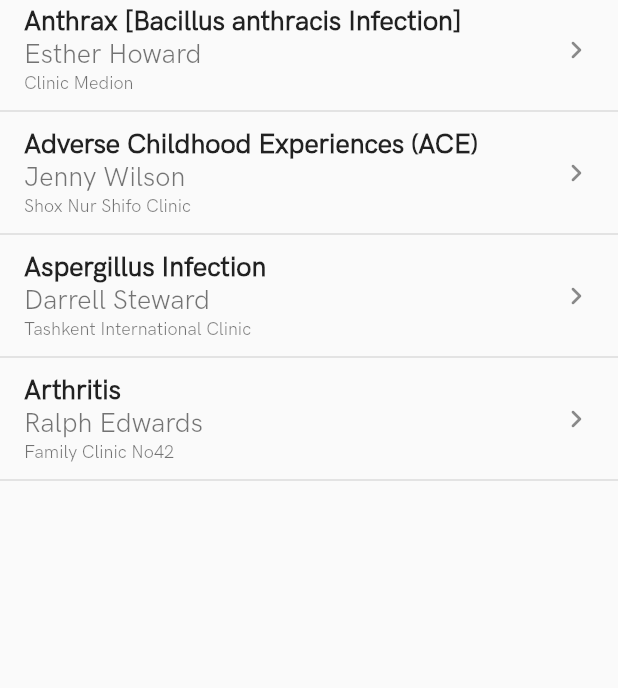
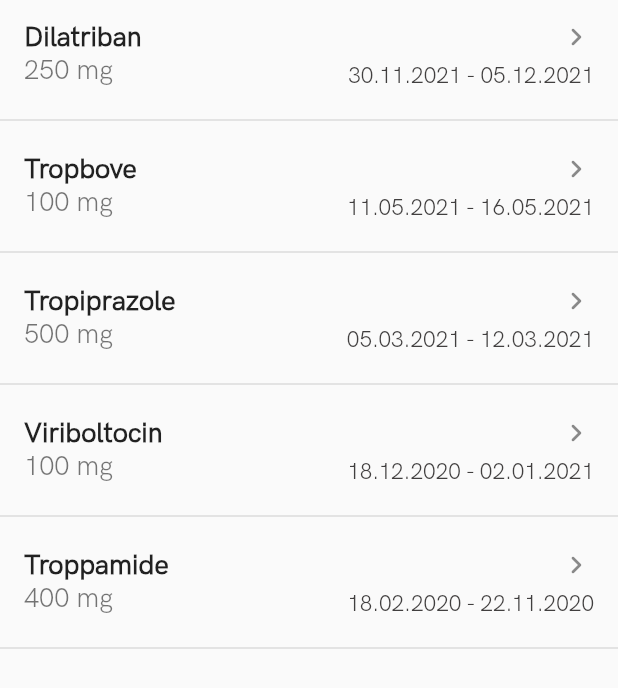
Before and after one commit to ilyosyusuf/e-med, a Flutter app: the screen it shows after launch, on a phone screen of 412 x 824 dp. Shown: the top 688 px of the screen. Run offline on Flutter 3.47's test engine with Material 2 defaults, Android fonts, the phone set to English and light mode, and no system bars; our stand-ins replace bloc, connectivity_plus, dropdown_button2, flutter_bloc, flutter_svg, get_storage and 1 more; project files that could hold a hidden picture were left out.

Commit message:
drug history page and listtile were added

```diff
--- a/lib/main.dart
+++ b/lib/main.dart
@@ -3,6 +3,7 @@ import 'package:emed/config/routes/page_routes.dart';
 import 'package:emed/config/themes/main_theme.dart';
 import 'package:emed/screens/home/view/pages/syringe/current_treatment.dart';
 import 'package:emed/screens/home/view/mainview/main_home_view.dart';
+import 'package:emed/screens/home/view/pages/syringe/drug_history.dart';
 import 'package:emed/screens/home/view/pages/syringe/medical_history.dart';
 import 'package:emed/screens/home/view/pages/syringe_view.dart';
 import 'package:emed/widgets/buttons/drop_dow_button.dart';
@@ -24,7 +25,7 @@ class MyApp extends StatelessWidget {
       theme: MainTheme.apptheme,
       navigatorKey: NavigationService.instance.navigatorKey,
 
-      home: MedicalHistory()
+      home: DrugHistory(),
       // initialRoute: '/mainauthview',
       // onGenerateRoute: MyRoute.instance.onGenerateRoute,
     );
--- /dev/null
+++ b/lib/screens/home/view/pages/syringe/drug_history.dart
@@ -0,0 +1,28 @@
+import 'package:emed/widgets/listtilewidgets/drug_list_tile.dart';
+import 'package:flutter/material.dart';
+
+class DrugHistory extends StatelessWidget {
+  const DrugHistory({Key? key}) : super(key: key);
+
+  @override
+  Widget build(BuildContext context) {
+    return Scaffold(
+      // Drug history
+        body: SafeArea(
+          child: Column(
+              children: [
+          Expanded(
+              child: Column(
+                children: [
+                  DrugListTileWidget(title: "Dilatriban", mg: "250 mg", fromdo: "30.11.2021 - 05.12.2021",),
+                  DrugListTileWidget(title: "Tropbove", mg: "100 mg", fromdo: "11.05.2021 - 16.05.2021",),
+                  DrugListTileWidget(title: "Tropiprazole", mg: "500 mg", fromdo: "05.03.2021 - 12.03.2021",),
+                  DrugListTileWidget(title: "Viriboltocin", mg: "100 mg", fromdo: "18.12.2020 - 02.01.2021",),
+                  DrugListTileWidget(title: "Troppamide", mg: "400 mg", fromdo: "18.02.2020 - 22.11.2020",),
+                ],
+              ))
+              ],
+            ),
+        ));
+  }
+}
--- a/lib/screens/home/view/pages/syringe/treatment_details.dart
+++ b/lib/screens/home/view/pages/syringe/treatment_details.dart
@@ -2,7 +2,7 @@ import 'package:emed/core/constants/font/font_style.dart';
 import 'package:emed/core/extensions/context_extension.dart';
 import 'package:emed/widgets/appbar/app_bar_widget.dart';
 import 'package:emed/widgets/buttons/back_button.dart';
-import 'package:emed/widgets/listtilewidgets/drug_list_tile_widget.dart';
+import 'package:emed/widgets/listtilewidgets/more_list_tile_widget.dart';
 import 'package:flutter/material.dart';
 
 class TreatmentDetailsView extends StatelessWidget {
@@ -74,15 +74,15 @@ class TreatmentDetailsView extends StatelessWidget {
                                 style: FStyles.headline3blue),
                             SizedBox(height: context.h * 0.03),
                             Text("Drugs being taken"),
-                            DrugListTileWidget(
+                            MoreListTileWidget(
                               title: "Salicylic",
                               mg: "150 mg",
                             ),
-                            DrugListTileWidget(
+                            MoreListTileWidget(
                               title: "Calcipotriol",
                               mg: "500 mg",
                             ),
-                            DrugListTileWidget(
+                            MoreListTileWidget(
                               title: "Tazorac",
                               mg: "100 mg",
                             ),
--- /dev/null
+++ b/lib/widgets/listtilewidgets/drug_list_tile.dart
@@ -0,0 +1,46 @@
+import 'package:emed/core/constants/font/font_style.dart';
+import 'package:flutter/material.dart';
+
+class DrugListTileWidget extends StatelessWidget {
+  String? title;
+  String? mg;
+  String? fromdo;
+  DrugListTileWidget({
+    Key? key,
+    this.title,
+    this.mg,
+    this.fromdo,
+  }) : super(key: key);
+
+  @override
+  Widget build(BuildContext context) {
+    return Column(
+      children: [
+        ListTile(
+          title: Text(
+            this.title.toString(),
+            style: FStyles.headline3s,
+          ),
+          subtitle: Text(
+            this.mg.toString(),
+            style: FStyles.headline4s,
+          ),
+          trailing: Column(
+            crossAxisAlignment: CrossAxisAlignment.end,
+            mainAxisAlignment: MainAxisAlignment.spaceEvenly,
+            children: [
+              Icon(Icons.chevron_right_rounded),
+              Text(
+                this.fromdo.toString(),
+                style: FStyles.headline52,
+              ),
+            ],
+          ),
+        ),
+        Divider(
+          thickness: 1,
+        )
+      ],
+    );
+  }
+}
--- a/lib/widgets/listtilewidgets/drug_list_tile_widget.dart
+++ b/lib/widgets/listtilewidgets/more_list_tile_widget.dart
@@ -2,10 +2,10 @@ import 'package:emed/core/constants/font/font_style.dart';
 import 'package:emed/widgets/showmodal/showmodal_widget.dart';
 import 'package:flutter/material.dart';
 
-class DrugListTileWidget extends StatelessWidget {
+class MoreListTileWidget extends StatelessWidget {
   String title;
   String mg;
-  DrugListTileWidget({
+  MoreListTileWidget({
     Key? key,
     required this.title,
     required this.mg,
```
Also changed, not shown: lib/widgets/listtilewidgets/list_tile_treatment.dart (deleted, +0 -44 lines).
